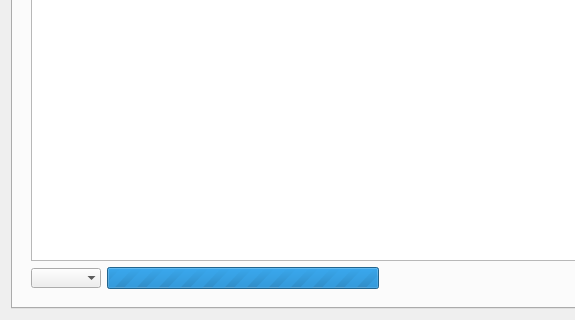
The window that src/GUI/InfoDialog/GUI_InfoDialog.ui (return42/sayonara) describes before a commit, drawn with Qt 5; both pictures show x 0 to 575 and y 235 to 555 of the 767 by 555 pixel window.
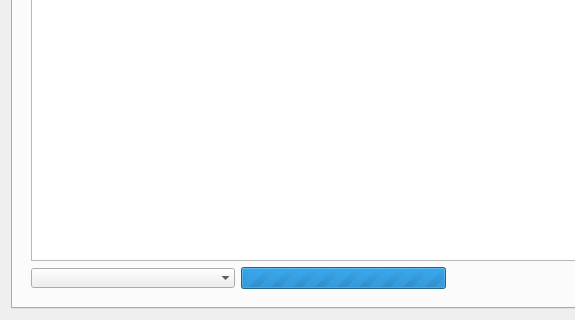
The same window after the commit. The open tabs and pages were chosen to show the change. Icons and pictures are not drawn. Custom widgets are drawn as their Qt base class.

```diff
--- a/src/GUI/InfoDialog/GUI_InfoDialog.ui
+++ b/src/GUI/InfoDialog/GUI_InfoDialog.ui
@@ -381,12 +381,15 @@
            <layout class="QHBoxLayout" name="horizontalLayout">
             <item>
              <widget class="QComboBox" name="combo_servers">
+              <property name="sizePolicy">
+               <sizepolicy hsizetype="Expanding" vsizetype="Fixed">
+                <horstretch>0</horstretch>
+                <verstretch>0</verstretch>
+               </sizepolicy>
+              </property>
               <property name="currentIndex">
                <number>-1</number>
               </property>
-              <property name="sizeAdjustPolicy">
-               <enum>QComboBox::AdjustToContents</enum>
-              </property>
               <property name="frame">
                <bool>false</bool>
               </property>
```
Left out of the diff: 11 changed lines with no effect on the pictures.
